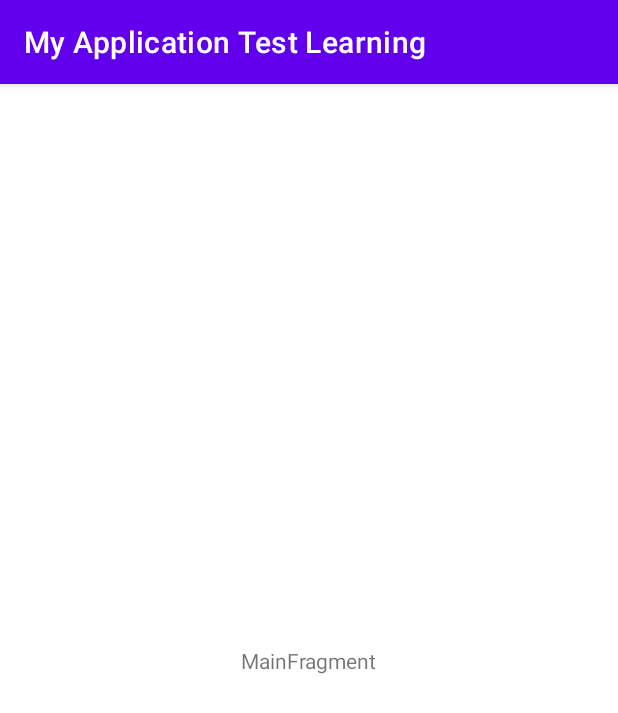
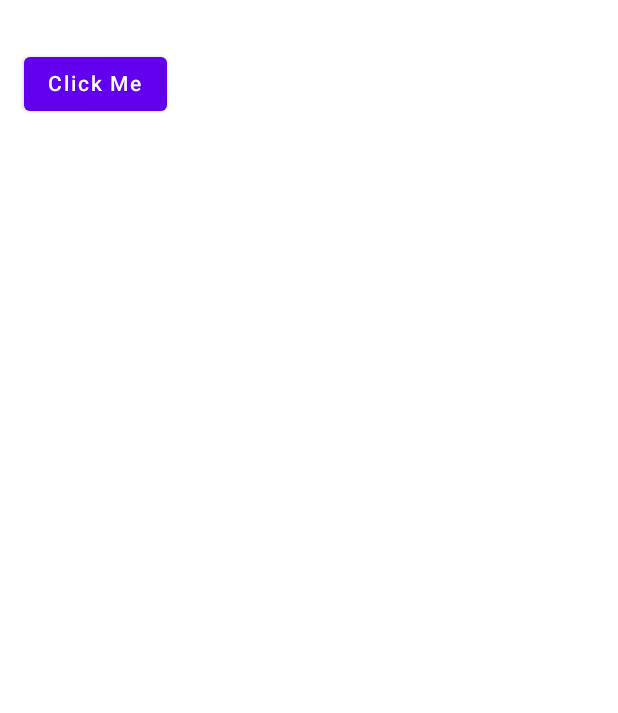
Before and after one commit to mateico/TimeApp, an Android app built with Jetpack Compose: the screen it shows after launch (MainActivity), on a phone screen of 412 x 824 dp. Shown: the top 713 px of the screen. Run offline under Robolectric (Android 15) with nearby library versions, the phone set to English and light mode, and no system bars; our stand-ins replace Dagger/Hilt's generated code, Room's generated code.

```diff
--- a/app/src/main/AndroidManifest.xml
+++ b/app/src/main/AndroidManifest.xml
@@ -5,6 +5,7 @@
     <uses-permission android:name="android.permission.INTERNET"></uses-permission>
 
     <application
+        android:name=".PriceApp"
         android:allowBackup="true"
         android:icon="@mipmap/ic_launcher"
         android:label="@string/app_name"
--- a/app/src/main/java/com/example/myapplicationtestlearning/MainActivity.kt
+++ b/app/src/main/java/com/example/myapplicationtestlearning/MainActivity.kt
@@ -1,18 +1,66 @@
 package com.example.myapplicationtestlearning
 
+import android.graphics.Color
 import androidx.appcompat.app.AppCompatActivity
 import android.os.Bundle
+import android.widget.Toast
+import androidx.activity.ComponentActivity
+import androidx.activity.compose.setContent
+import androidx.compose.foundation.background
+import androidx.compose.foundation.layout.Box
+import androidx.compose.foundation.layout.Column
+import androidx.compose.foundation.layout.fillMaxSize
+import androidx.compose.foundation.layout.padding
+import androidx.compose.material.*
+import androidx.compose.ui.Alignment
+import androidx.compose.ui.Modifier
+import androidx.compose.ui.graphics.Color.Companion.Red
+import androidx.compose.ui.unit.dp
+import androidx.hilt.navigation.compose.hiltViewModel
+import com.example.myapplicationtestlearning.feature_coindesk.domain.presentation.CurrentPriceViewModel
 import com.example.myapplicationtestlearning.ui.main.MainFragment
+import dagger.hilt.android.AndroidEntryPoint
 
-class MainActivity : AppCompatActivity() {
+@AndroidEntryPoint
+class MainActivity : ComponentActivity() {
 
     override fun onCreate(savedInstanceState: Bundle?) {
         super.onCreate(savedInstanceState)
-        setContentView(R.layout.main_activity)
-        if (savedInstanceState == null) {
-            supportFragmentManager.beginTransaction()
-                .replace(R.id.container, MainFragment.newInstance())
-                .commitNow()
+        setContent {
+
+            val viewModel: CurrentPriceViewModel = hiltViewModel()
+            val state = viewModel.state.value
+            val scaffoldState = rememberScaffoldState()
+
+            Scaffold(
+                scaffoldState = scaffoldState
+            ) {
+                Box(
+                    modifier = Modifier
+                        .background(MaterialTheme.colors.background)
+                ) {
+
+                }
+                Column(
+                    modifier = Modifier
+                        .fillMaxSize()
+                        .padding(16.dp)
+                ) {
+
+                    Text(text = viewModel.state.value.currentPrice.chartName)
+                    Button(
+                        modifier=Modifier
+
+                            .padding(all=0.dp),
+                        onClick = {
+                            viewModel.onGetCurrentPrice()
+                        },content={
+                            Text(
+                                text = "Click Me")
+                        })
+                }
+            }
+
         }
     }
 }
--- /dev/null
+++ b/app/src/main/java/com/example/myapplicationtestlearning/PriceApp.kt
@@ -0,0 +1,8 @@
+package com.example.myapplicationtestlearning
+
+import android.app.Application
+import dagger.hilt.android.HiltAndroidApp
+
+@HiltAndroidApp
+class PriceApp: Application() {
+}
--- a/app/src/main/java/com/example/myapplicationtestlearning/feature_coindesk/data/repository/ResponseNetworkRepositoryImpl.kt
+++ b/app/src/main/java/com/example/myapplicationtestlearning/feature_coindesk/data/repository/ResponseNetworkRepositoryImpl.kt
@@ -3,6 +3,7 @@ package com.example.myapplicationtestlearning.feature_coindesk.data.repository
 import com.example.myapplicationtestlearning.feature_coindesk.data.local.ResponseNetworkDao
 import com.example.myapplicationtestlearning.feature_coindesk.data.remote.CoinDeskApi
 import com.example.myapplicationtestlearning.feature_coindesk.domain.model.ResponseNetwork
+import com.example.myapplicationtestlearning.feature_coindesk.domain.model.Time
 import com.example.myapplicationtestlearning.feature_coindesk.domain.repository.ResponseNetworkRepository
 import com.example.myapplicationtestlearning.util.Resource
 import kotlinx.coroutines.flow.Flow
@@ -18,7 +19,7 @@ class ResponseNetworkRepositoryImpl(
     override fun getResponseNetwork(): Flow<Resource<ResponseNetwork>> = flow {
         emit(Resource.Loading())
 
-        val responseNetwork = dao.getResponseNetwork().toResponseNetwork()
+        val responseNetwork = if(dao.getResponseNetwork() != null) dao.getResponseNetwork().toResponseNetwork() else ResponseNetwork("", "", Time("", "", ""))
         emit(Resource.Loading(data = responseNetwork))
 
         try {
--- /dev/null
+++ b/app/src/main/java/com/example/myapplicationtestlearning/feature_coindesk/di/CurrentPriceModule.kt
@@ -0,0 +1,63 @@
+package com.example.myapplicationtestlearning.feature_coindesk.di
+
+import android.app.Application
+import androidx.room.Room
+import com.example.myapplicationtestlearning.feature_coindesk.data.local.Converters
+import com.example.myapplicationtestlearning.feature_coindesk.data.local.ResponseNetworkDao
+import com.example.myapplicationtestlearning.feature_coindesk.data.local.ResponseNetworkDatabase
+import com.example.myapplicationtestlearning.feature_coindesk.data.remote.CoinDeskApi
+import com.example.myapplicationtestlearning.feature_coindesk.data.repository.ResponseNetworkRepositoryImpl
+import com.example.myapplicationtestlearning.feature_coindesk.data.utils.GsonParser
+import com.example.myapplicationtestlearning.feature_coindesk.domain.repository.ResponseNetworkRepository
+import com.example.myapplicationtestlearning.feature_coindesk.domain.use_case.GetCurrentPrice
+import com.google.gson.Gson
+import dagger.Module
+import dagger.Provides
+import dagger.hilt.InstallIn
+import dagger.hilt.components.SingletonComponent
+import retrofit2.Retrofit
+import retrofit2.converter.gson.GsonConverterFactory
+import javax.inject.Singleton
+
+@Module
+@InstallIn(SingletonComponent::class)
+object CurrentPriceModule {
+
+    @Provides
+    @Singleton
+    fun provideGetCurrentPriceUseCase(repository: ResponseNetworkRepository): GetCurrentPrice {
+        return GetCurrentPrice(repository)
+    }
+
+    @Provides
+    @Singleton
+    fun provideResponseNetworkRepository(
+        db: ResponseNetworkDatabase,
+        api: CoinDeskApi
+    ): ResponseNetworkRepository {
+        return ResponseNetworkRepositoryImpl(api, db.dao)
+    }
+
+    @Provides
+    @Singleton
+    fun provideResponseNetworkDatabase(app: Application): ResponseNetworkDatabase {
+        return Room.databaseBuilder(
+            app, ResponseNetworkDatabase::class.java, "price_db"
+        )
+            .addTypeConverter(
+                Converters(GsonParser(Gson())))
+            .build()
+    }
+
+    @Provides
+    @Singleton
+    fun provideCoinDeskApi(): CoinDeskApi {
+        return Retrofit.Builder()
+            .baseUrl(CoinDeskApi.BASE_URL)
+            .addConverterFactory(GsonConverterFactory.create())
+            .build()
+            .create(CoinDeskApi::class.java)
+    }
+
+
+}
```
